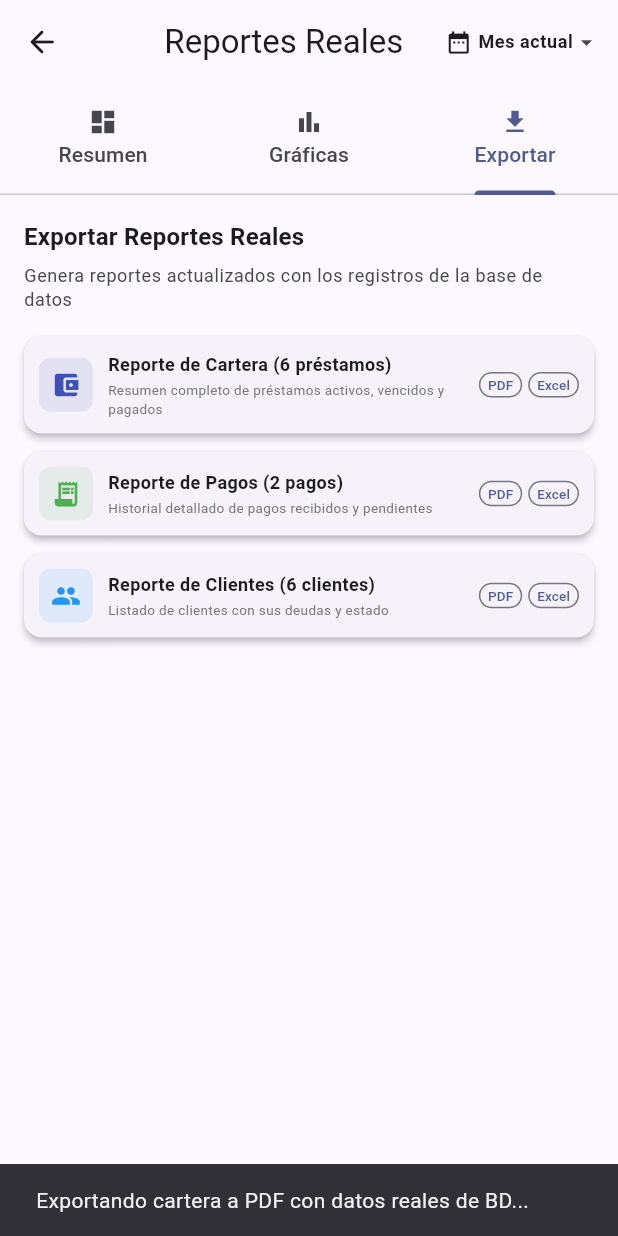
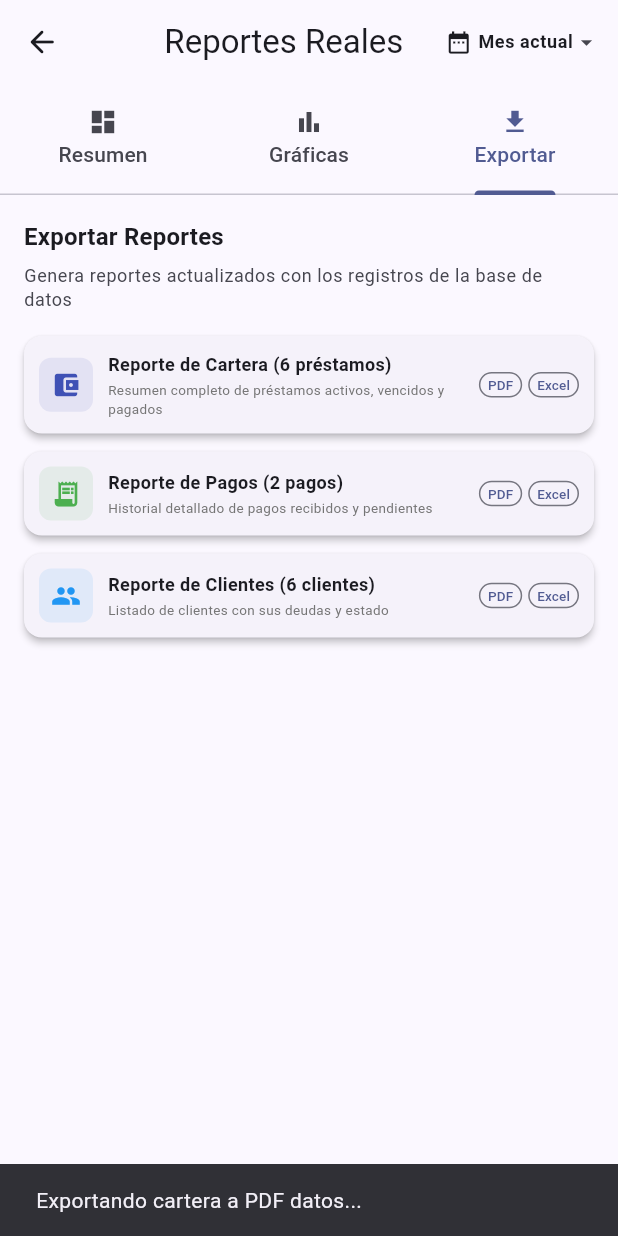
Before and after one commit to eduvc71-code/prenda-master, a Flutter app: the ReportesScreen screen opened by its route, tab 3 chosen, after a tap on "PDF", on a phone screen of 412 x 824 dp. Run offline on Flutter 3.47's test engine with Material 3 defaults, Android fonts, the phone set to English and light mode, and no system bars; our stand-ins replace drift, fl_chart, flutter_local_notifications, flutter_riverpod, flutter_secure_storage, go_router and 5 more; missing offline and left inert: extension_google_sign_in_as_googleapis_auth, google_mlkit_text_recognition, googleapis, workmanager; accounts and stored records are empty; generated files the repository leaves out were written again; statements that could not run were skipped.

Commit message:
Actualización de reportes y preparación del proyecto

```diff
--- a/lib/presentation/screens/reportes/reportes_screen.dart
+++ b/lib/presentation/screens/reportes/reportes_screen.dart
@@ -132,7 +132,7 @@ class _ReportesScreenState extends ConsumerState<ReportesScreen> with SingleTick
       child: Column(
         crossAxisAlignment: CrossAxisAlignment.start,
         children: [
-          Text('Indicadores Clave (Datos Reales)', style: Theme.of(context).textTheme.titleMedium?.copyWith(fontWeight: FontWeight.bold)),
+          Text('Indicadores Clave', style: Theme.of(context).textTheme.titleMedium?.copyWith(fontWeight: FontWeight.bold)),
           const SizedBox(height: 8),
           _buildKPIRow([
             _KPIData('Préstamos activos', '$prestamosActivos', Icons.account_balance_wallet, Colors.green),
@@ -307,7 +307,7 @@ class _ReportesScreenState extends ConsumerState<ReportesScreen> with SingleTick
       child: Column(
         crossAxisAlignment: CrossAxisAlignment.start,
         children: [
-          Text('Evolución de cartera (Real)', style: Theme.of(context).textTheme.titleMedium?.copyWith(fontWeight: FontWeight.bold)),
+          Text('Evolución de cartera', style: Theme.of(context).textTheme.titleMedium?.copyWith(fontWeight: FontWeight.bold)),
           const SizedBox(height: 8),
           Card(
             child: SizedBox(
@@ -447,7 +447,7 @@ class _ReportesScreenState extends ConsumerState<ReportesScreen> with SingleTick
     return ListView(
       padding: const EdgeInsets.all(16),
       children: [
-        Text('Exportar Reportes Reales', style: Theme.of(context).textTheme.titleMedium?.copyWith(fontWeight: FontWeight.bold)),
+        Text('Exportar Reportes', style: Theme.of(context).textTheme.titleMedium?.copyWith(fontWeight: FontWeight.bold)),
         const SizedBox(height: 6),
         Text('Genera reportes actualizados con los registros de la base de datos', style: Theme.of(context).textTheme.bodySmall?.copyWith(color: Theme.of(context).colorScheme.onSurfaceVariant)),
         const SizedBox(height: 16),
@@ -484,7 +484,7 @@ class _ReportesScreenState extends ConsumerState<ReportesScreen> with SingleTick
 
   void _exportar(String tipo, String formato) {
     ScaffoldMessenger.of(context).showSnackBar(
-      SnackBar(content: Text('Exportando $tipo a $formato con datos reales de BD...')),
+      SnackBar(content: Text('Exportando $tipo a $formato datos...')),
     );
   }
 
```
